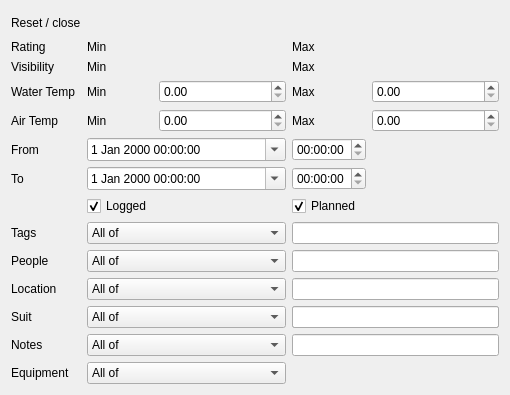
First picture: the form in desktop-widgets/filterwidget2.ui, repository subsurface/subsurface, before the edit.
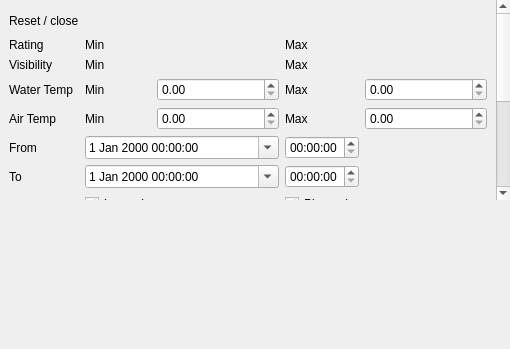
Second picture: the form after the edit. Icons and pictures are not drawn. Custom widgets are drawn as their Qt base class.

Commit message:
Desktop: reduce minimum vertical size
The Filter widget really needed to be scrollable as it is very tall.

Fixes #2152

What changed in the file:
```diff
--- a/desktop-widgets/filterwidget2.ui
+++ b/desktop-widgets/filterwidget2.ui
@@ -13,6 +13,33 @@
   <property name="windowTitle">
    <string>Form</string>
   </property>
+  <widget class="QScrollArea" name="scrollArea">
+   <property name="geometry">
+    <rect>
+     <x>0</x>
+     <y>0</y>
+     <width>510</width>
+     <height>200</height>
+    </rect>
+   </property>
+   <property name="frameShape">
+    <enum>QFrame::NoFrame</enum>
+   </property>
+   <property name="frameShadow">
+    <enum>QFrame::Plain</enum>
+   </property>
+   <property name="widgetResizable">
+    <bool>true</bool>
+   </property>
+   <widget class="QWidget" name="scrollAreaWidgetContents">
+    <property name="geometry">
+     <rect>
+      <x>0</x>
+      <y>0</y>
+      <width>510</width>
+      <height>200</height>
+     </rect>
+    </property>
   <layout class="QGridLayout" name="gridLayout">
    <item row="0" column="0">
     <widget class="QLabel" name="filterButtonExplanation">
@@ -440,6 +467,8 @@
    </item>
   </layout>
  </widget>
+  </widget>
+ </widget>
  <customwidgets>
   <customwidget>
    <class>StarWidget</class>
```
Left out of the diff: 2 changed lines with no effect on the pictures. Lines whose indentation alone changed are shown as unchanged.
